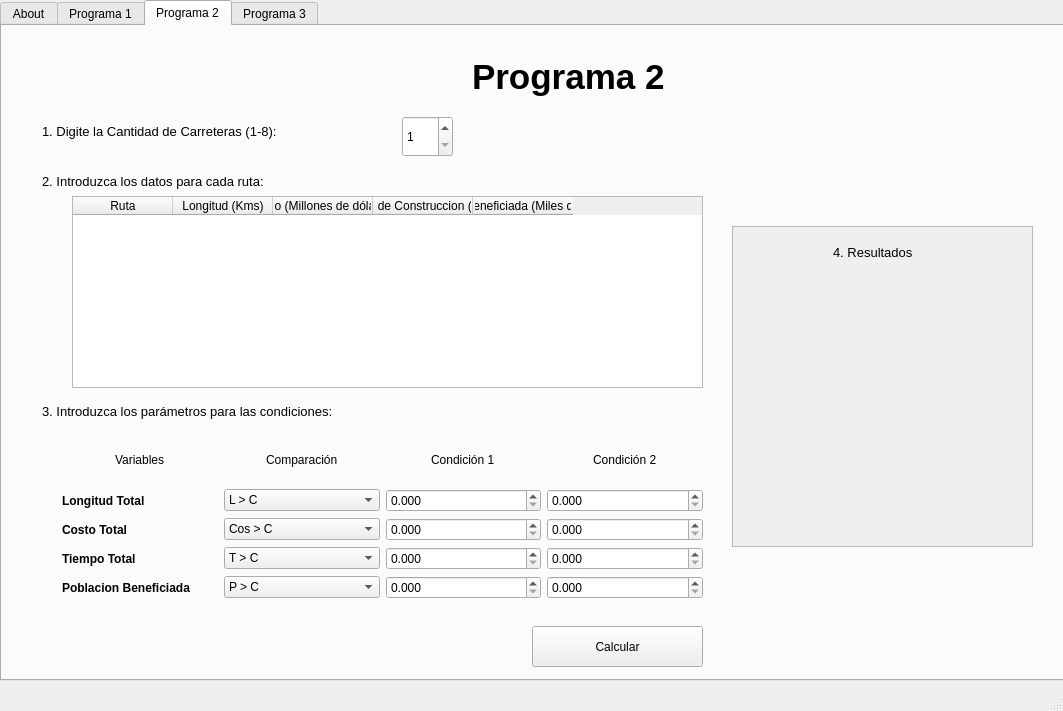
Old version of the form ProgramaConUI/InterfazMenu.ui in the repository bryanjimenezchacon/Progra1Algebra.
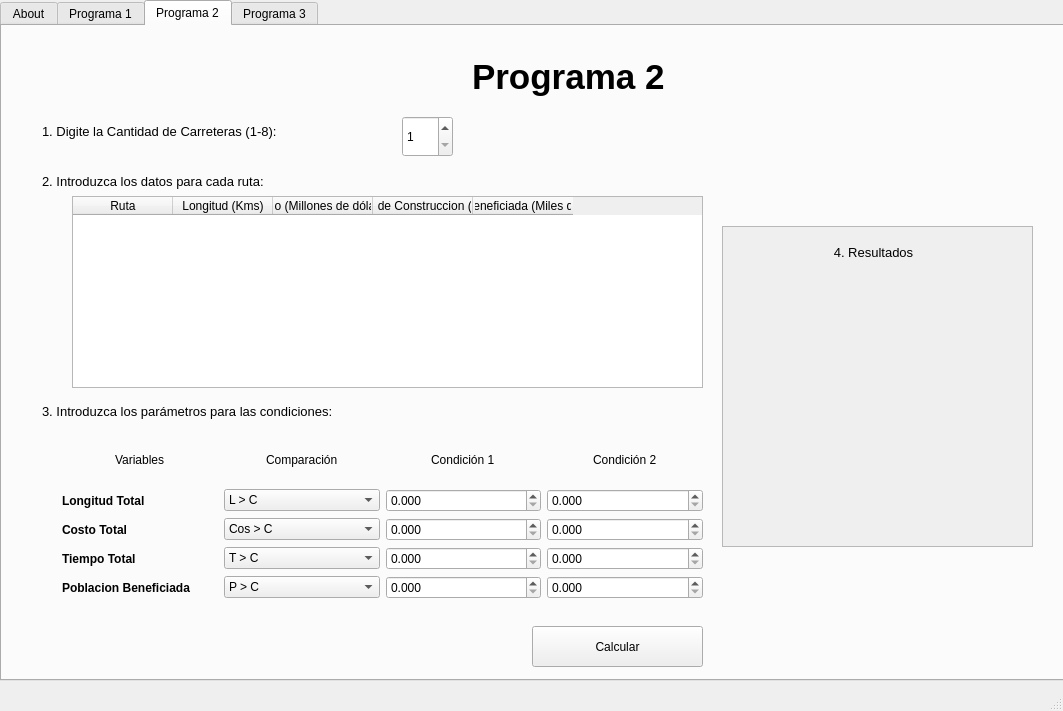
New version of the form.

Diff of the .ui file:
```diff
--- a/ProgramaConUI/InterfazMenu.ui
+++ b/ProgramaConUI/InterfazMenu.ui
@@ -721,9 +721,9 @@
      <widget class="QScrollArea" name="scrollArea">
       <property name="geometry">
        <rect>
-        <x>730</x>
+        <x>720</x>
         <y>200</y>
-        <width>301</width>
+        <width>311</width>
         <height>321</height>
        </rect>
       </property>
@@ -735,16 +735,16 @@
         <rect>
          <x>0</x>
          <y>0</y>
-         <width>299</width>
+         <width>309</width>
          <height>319</height>
         </rect>
        </property>
        <widget class="QLabel" name="nombreCantidadCarreteras_4">
         <property name="geometry">
          <rect>
-          <x>100</x>
+          <x>0</x>
           <y>10</y>
-          <width>111</width>
+          <width>301</width>
           <height>31</height>
          </rect>
         </property>
@@ -756,19 +756,25 @@
         <property name="text">
          <string>4. Resultados</string>
         </property>
+        <property name="alignment">
+         <set>Qt::AlignCenter</set>
+        </property>
        </widget>
        <widget class="QLabel" name="labelResultados">
         <property name="geometry">
          <rect>
           <x>10</x>
           <y>50</y>
-          <width>281</width>
+          <width>291</width>
           <height>231</height>
          </rect>
         </property>
         <property name="text">
          <string/>
         </property>
+        <property name="alignment">
+         <set>Qt::AlignJustify|Qt::AlignVCenter</set>
+        </property>
        </widget>
       </widget>
      </widget>
```
